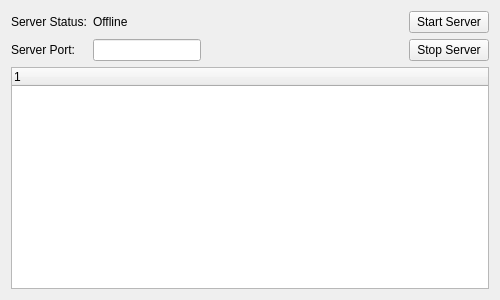
The window that qt/OpenRGBServerInfoPage.ui (CalcProgrammer1/OpenRGB) describes before a commit, drawn with Qt 5.
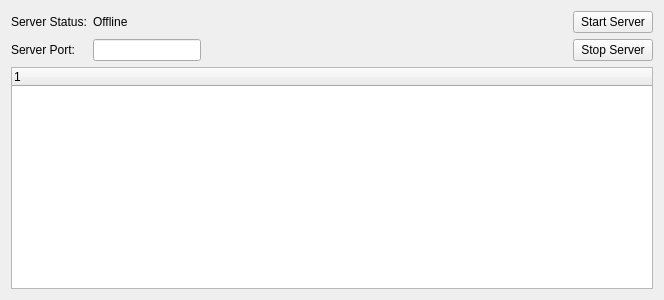
The same window after the commit.

Commit message: Add IP field to client information and display client IP in the server tab's connected client list

What changed in the file:
```diff
--- a/qt/OpenRGBServerInfoPage.ui
+++ b/qt/OpenRGBServerInfoPage.ui
@@ -6,7 +6,7 @@
    <rect>
     <x>0</x>
     <y>0</y>
-    <width>500</width>
+    <width>664</width>
     <height>300</height>
    </rect>
   </property>
```
Left out of the diff: 2 changed lines with no effect on the pictures. The commit also changes 3 other files.
